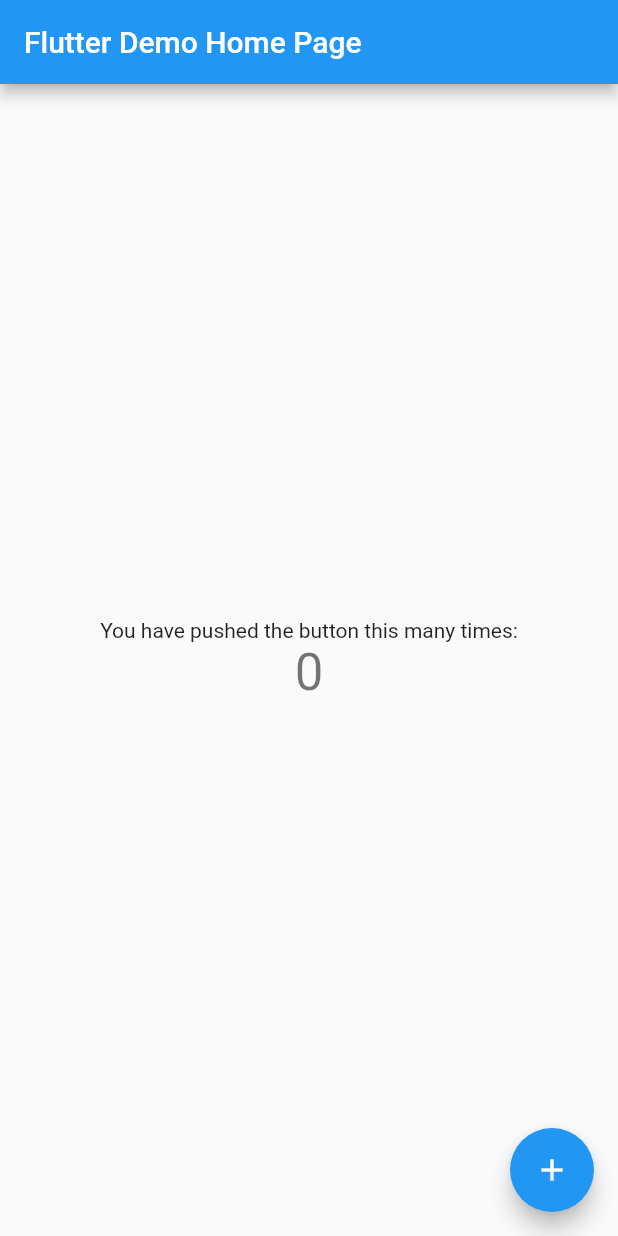
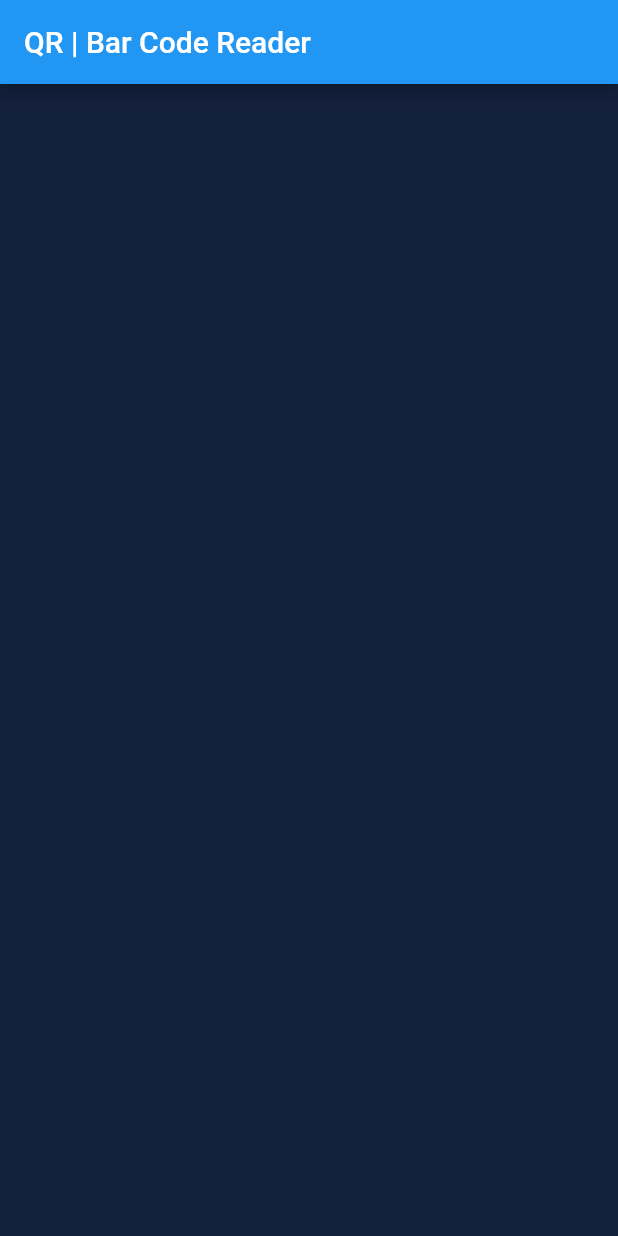
Before and after one commit to otavioborgsm/qrcode_app, a Flutter app: the screen it shows after launch, on a phone screen of 412 x 824 dp. Run offline on Flutter 3.47's test engine with Material 2 defaults, Android fonts, the phone set to English and light mode, and no system bars.

Commit message:
home page adicionado

```diff
--- a/lib/main.dart
+++ b/lib/main.dart
@@ -1,4 +1,6 @@
 import 'package:flutter/material.dart';
+
+import 'views/home_page.dart';
 
 void main() {
   runApp(const MyApp());
@@ -6,110 +8,12 @@ void main() {
 
 class MyApp extends StatelessWidget {
   const MyApp({super.key});
-
-  // This widget is the root of your application.
   @override
   Widget build(BuildContext context) {
-    return MaterialApp(
-      title: 'Flutter Demo',
-      theme: ThemeData(
-        // This is the theme of your application.
-        //
-        // Try running your application with "flutter run". You'll see the
-        // application has a blue toolbar. Then, without quitting the app, try
-        // changing the primarySwatch below to Colors.green and then invoke
-        // "hot reload" (press "r" in the console where you ran "flutter run",
-        // or simply save your changes to "hot reload" in a Flutter IDE).
-        // Notice that the counter didn't reset back to zero; the application
-        // is not restarted.
-        primarySwatch: Colors.blue,
-      ),
-      home: const MyHomePage(title: 'Flutter Demo Home Page'),
+    return const MaterialApp(
+      debugShowCheckedModeBanner: false,
+      title: 'QRcode App',
+      home: HomePage(),
     );
   }
 }
-
-class MyHomePage extends StatefulWidget {
-  const MyHomePage({super.key, required this.title});
-
-  // This widget is the home page of your application. It is stateful, meaning
-  // that it has a State object (defined below) that contains fields that affect
-  // how it looks.
-
-  // This class is the configuration for the state. It holds the values (in this
-  // case the title) provided by the parent (in this case the App widget) and
-  // used by the build method of the State. Fields in a Widget subclass are
-  // always marked "final".
-
-  final String title;
-
-  @override
-  State<MyHomePage> createState() => _MyHomePageState();
-}
-
-class _MyHomePageState extends State<MyHomePage> {
-  int _counter = 0;
-
-  void _incrementCounter() {
-    setState(() {
-      // This call to setState tells the Flutter framework that something has
-      // changed in this State, which causes it to rerun the build method below
-      // so that the display can reflect the updated values. If we changed
-      // _counter without calling setState(), then the build method would not be
-      // called again, and so nothing would appear to happen.
-      _counter++;
-    });
-  }
-
-  @override
-  Widget build(BuildContext context) {
-    // This method is rerun every time setState is called, for instance as done
-    // by the _incrementCounter method above.
-    //
-    // The Flutter framework has been optimized to make rerunning build methods
-    // fast, so that you can just rebuild anything that needs updating rather
-    // than having to individually change instances of widgets.
-    return Scaffold(
-      appBar: AppBar(
-        // Here we take the value from the MyHomePage object that was created by
-        // the App.build method, and use it to set our appbar title.
-        title: Text(widget.title),
-      ),
-      body: Center(
-        // Center is a layout widget. It takes a single child and positions it
-        // in the middle of the parent.
-        child: Column(
-          // Column is also a layout widget. It takes a list of children and
-          // arranges them vertically. By default, it sizes itself to fit its
-          // children horizontally, and tries to be as tall as its parent.
-          //
-          // Invoke "debug painting" (press "p" in the console, choose the
-          // "Toggle Debug Paint" action from the Flutter Inspector in Android
-          // Studio, or the "Toggle Debug Paint" command in Visual Studio Code)
-          // to see the wireframe for each widget.
-          //
-          // Column has various properties to control how it sizes itself and
-          // how it positions its children. Here we use mainAxisAlignment to
-          // center the children vertically; the main axis here is the vertical
-          // axis because Columns are vertical (the cross axis would be
-          // horizontal).
-          mainAxisAlignment: MainAxisAlignment.center,
-          children: <Widget>[
-            const Text(
-              'You have pushed the button this many times:',
-            ),
-            Text(
-              '$_counter',
-              style: Theme.of(context).textTheme.headline4,
-            ),
-          ],
-        ),
-      ),
-      floatingActionButton: FloatingActionButton(
-        onPressed: _incrementCounter,
-        tooltip: 'Increment',
-        child: const Icon(Icons.add),
-      ), // This trailing comma makes auto-formatting nicer for build methods.
-    );
-  }
-}
--- /dev/null
+++ b/lib/views/home_page.dart
@@ -0,0 +1,24 @@
+import 'package:flutter/material.dart';
+
+class HomePage extends StatefulWidget {
+  const HomePage({super.key});
+
+  @override
+  State<HomePage> createState() => _HomePageState();
+}
+
+class _HomePageState extends State<HomePage> {
+  @override
+  Widget build(BuildContext context) {
+    return SafeArea(
+      child: Scaffold(
+        appBar: AppBar(
+          title: const Text(
+            "QR | Bar Code Reader "
+          ),
+        ),
+        backgroundColor: Color.fromARGB(255, 20, 33, 61),
+      )
+    );
+  }
+}
```
